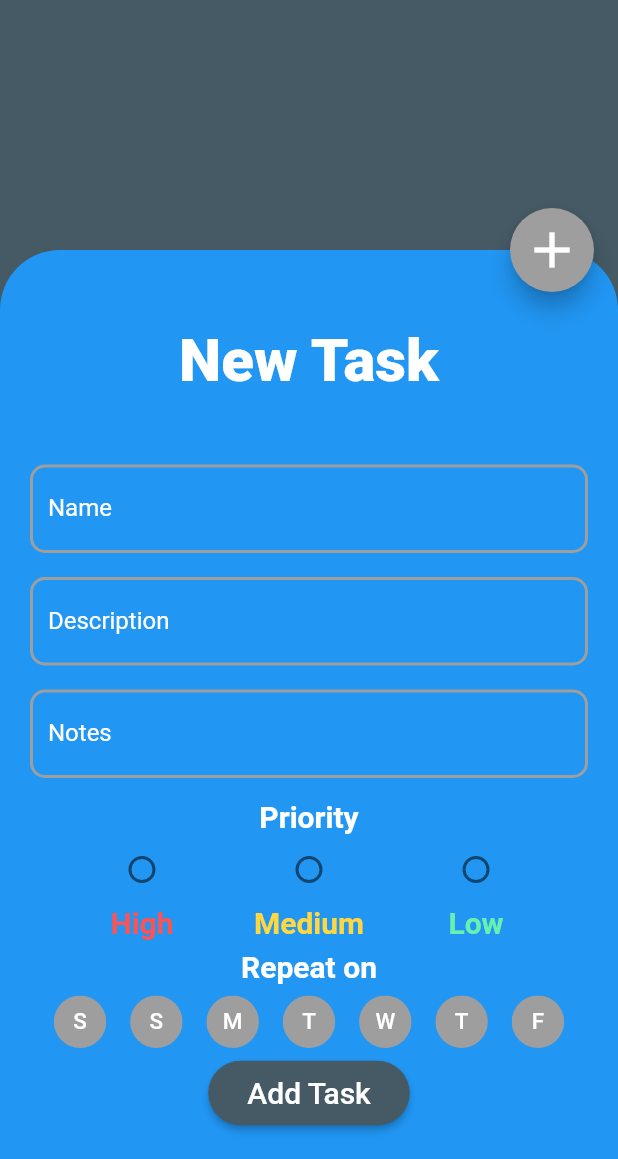
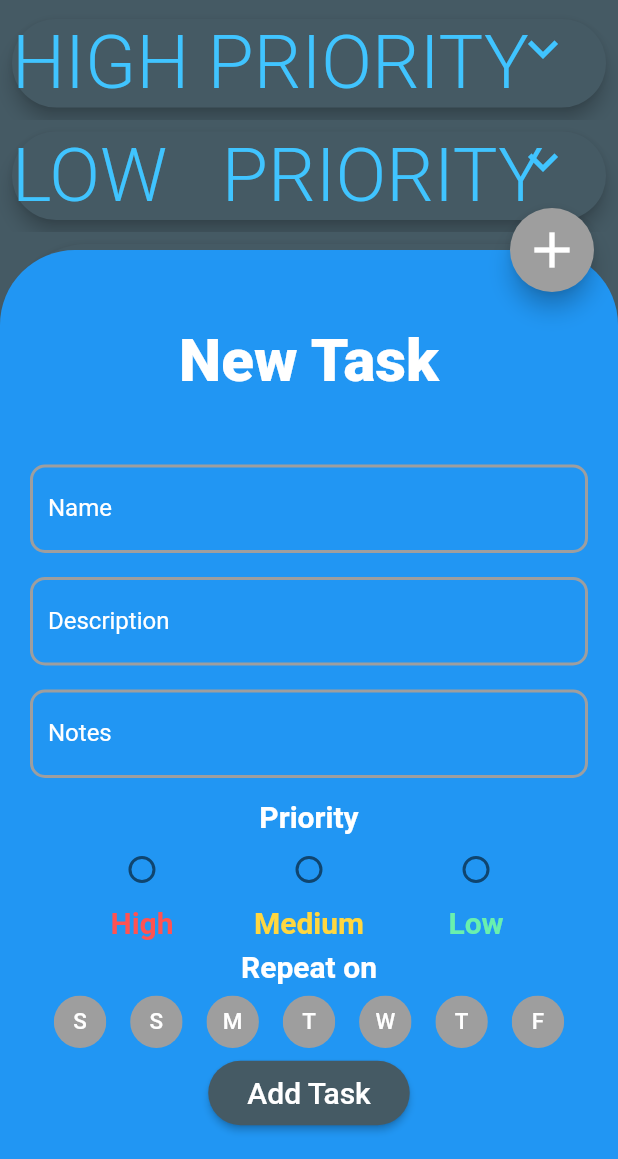
Before and after one commit to hashem78/Taskist, a Flutter app: the screen it shows after launch, after a tap on the "add" icon, on a phone screen of 412 x 824 dp, the part 77-1236 px from its top. Run offline on Flutter 3.47's test engine with Material 2 defaults, Android fonts, the phone set to English and light mode, and no system bars; our stand-ins replace cloud_firestore, firebase_core, flutter_local_notifications; accounts and stored records are empty.

Commit message:
Massive refactoring, bug fixing and ui updating

```diff
--- a/lib/models/radiopriority_model.dart
+++ b/lib/models/radiopriority_model.dart
@@ -2,8 +2,8 @@ import 'package:Taskist/models/taskpriority_model.dart';
 import 'package:flutter/material.dart';
 
 class RadioPriorityRowModel with ChangeNotifier {
-  TaskPriority priority;
-  void changePriority(TaskPriority newPriority) {
+  TaskPriorityPredicate priority;
+  void changePriority(TaskPriorityPredicate newPriority) {
     priority = newPriority;
     notifyListeners();
   }
--- a/lib/models/task_model.dart
+++ b/lib/models/task_model.dart
@@ -6,13 +6,13 @@ class TaskModel {
   String description = "";
   String notes = "";
   List<bool> repeats = [];
-  TaskPriority priority = LowTaskPriority("");
+  TaskPriorityPredicate predicate = LowTaskPriorityPredicate();
   String taskId;
   TaskModel({
     this.time,
     this.taskName,
     this.repeats,
-    this.priority,
+    this.predicate,
     this.notes,
     this.description,
     this.taskId,
@@ -23,11 +23,11 @@ class TaskModel {
         description = json['description'],
         notes = json['notes'],
         repeats = List<bool>.from(json['repeats']),
-        priority = json['priority'] == "high"
-            ? HighTaskPriority("")
-            : json['priority'] == 'medium'
-                ? MediumTaskPriority("")
-                : LowTaskPriority(""),
+        predicate = json['predicate'] == "high"
+            ? HighTaskPriorityPredicate()
+            : json['predicate'] == 'medium'
+                ? MediumTaskPriorityPredicate()
+                : LowTaskPriorityPredicate(),
         taskId = json['taskId'];
   Map<String, dynamic> toJson() => {
         'time': time,
@@ -36,14 +36,14 @@ class TaskModel {
         'notes': notes,
         'repeats': repeats,
         'taskId': taskId,
-        'priority': priority.toString()
+        'predicate': predicate.toString()
       };
   bool operator <(TaskModel other) {
-    return this.priority < other.priority;
+    return this.predicate < other.predicate;
   }
 
   bool operator >(TaskModel other) {
-    return other.priority < this.priority;
+    return other.predicate < this.predicate;
   }
 
   int get hashCode => int.tryParse(taskId);
--- a/lib/models/taskpriority_model.dart
+++ b/lib/models/taskpriority_model.dart
@@ -1,10 +1,11 @@
 import 'package:flutter/material.dart';
 
-abstract class TaskPriority {
+abstract class TaskPriorityPredicate {
   Color color;
-  String alert;
+
+  static String stringRep;
   String toString();
-  bool operator <(TaskPriority other) {
+  bool operator <(TaskPriorityPredicate other) {
     if (this.toString() == "high")
       return false;
     else if (this.toString() == "medium") {
@@ -20,15 +21,14 @@ abstract class TaskPriority {
     }
   }
 
-  bool operator >(TaskPriority other) {
+  bool operator >(TaskPriorityPredicate other) {
     return other < this;
   }
 }
 
-class HighTaskPriority extends TaskPriority {
-  HighTaskPriority(String alert) {
+class HighTaskPriorityPredicate extends TaskPriorityPredicate {
+  HighTaskPriorityPredicate({String alert}) {
     super.color = Colors.redAccent;
-    super.alert = alert;
   }
   @override
   String toString() {
@@ -36,10 +36,9 @@ class HighTaskPriority extends TaskPriority {
   }
 }
 
-class MediumTaskPriority extends TaskPriority {
-  MediumTaskPriority(String alert) {
+class MediumTaskPriorityPredicate extends TaskPriorityPredicate {
+  MediumTaskPriorityPredicate({String alert}) {
     super.color = Colors.amberAccent;
-    super.alert = alert;
   }
   @override
   String toString() {
@@ -47,10 +46,9 @@ class MediumTaskPriority extends TaskPriority {
   }
 }
 
-class LowTaskPriority extends TaskPriority {
-  LowTaskPriority(String alert) {
+class LowTaskPriorityPredicate extends TaskPriorityPredicate {
+  LowTaskPriorityPredicate({String alert}) {
     super.color = Colors.greenAccent;
-    super.alert = alert;
   }
   @override
   String toString() {
--- a/lib/screens/addtask_screen.dart
+++ b/lib/screens/addtask_screen.dart
@@ -40,11 +40,11 @@ class AddTaskScreen extends StatelessWidget {
             RadioPriorityRow(),
             Column(
               children: [
-                Padding(
+                const Padding(
                   padding: const EdgeInsets.only(bottom: 8),
                   child: const Text(
                     "Repeat on",
-                    style: TextStyle(
+                    style: const TextStyle(
                       color: kTextColor,
                       fontWeight: FontWeight.bold,
                       fontSize: 20,
@@ -63,10 +63,15 @@ class AddTaskScreen extends StatelessWidget {
                 ),
               ],
             ),
-            RaisedButton(
-              color: kprimaryDarkColor,
+            ElevatedButton(
+              style: ElevatedButton.styleFrom(
+                primary: kprimaryDarkColor,
+                shape: RoundedRectangleBorder(
+                  borderRadius: BorderRadius.circular(50),
+                ),
+              ),
               child: Container(
-                padding: EdgeInsets.all(10),
+                padding: const EdgeInsets.all(10),
                 child: const Text(
                   "Add Task",
                   style: const TextStyle(
@@ -75,12 +80,9 @@ class AddTaskScreen extends StatelessWidget {
                   ),
                 ),
               ),
-              shape: RoundedRectangleBorder(
-                borderRadius: BorderRadius.circular(30),
-              ),
               onPressed: () {
                 buildTaskModel(context);
-                Navigator.of(context).pop();
+                Navigator.pop(context);
               },
             ),
           ],
@@ -96,7 +98,7 @@ class AddTaskScreen extends StatelessWidget {
             taskName: kfieldList[0].controller.text,
             description: kfieldList[1].controller.text,
             notes: kfieldList[2].controller.text,
-            priority: Provider.of<RadioPriorityRowModel>(
+            predicate: Provider.of<RadioPriorityRowModel>(
               context,
               listen: false,
             ).priority,
--- a/lib/screens/main_screen.dart
+++ b/lib/screens/main_screen.dart
@@ -1,16 +1,31 @@
+import 'dart:math';
+
 import 'package:Taskist/models/daybuttons_model.dart';
 import 'package:Taskist/models/tasklist_model.dart';
+import 'package:Taskist/models/taskpriority_model.dart';
 import 'package:Taskist/widgets/animated_tasktile.dart';
 import 'package:flutter/material.dart';
 import 'package:Taskist/constants.dart';
 import 'package:Taskist/screens/addtask_screen.dart';
 import 'package:provider/provider.dart';
+import 'package:Taskist/widgets/animated_widget_block.dart';
 
 GlobalKey<ScaffoldState> mainScreenScafoldState = GlobalKey();
 
 class MainScreen extends StatelessWidget {
   @override
   Widget build(BuildContext context) {
+    var dataList = List.generate(
+      context.watch<TaskListModel>().tasks.length,
+      (index) {
+        return AnimatedTaskTile(
+          animationDuration: Duration(
+            milliseconds: 200 + 100 * Random().nextInt(5),
+          ),
+          model: context.watch<TaskListModel>().tasks.values.toList()[index],
+        );
+      },
+    );
     return Scaffold(
       key: mainScreenScafoldState,
       floatingActionButton: buildAddTaskButton(context),
@@ -23,34 +38,23 @@ class MainScreen extends StatelessWidget {
       body: Container(
         color: kprimaryDarkColor,
         child: RefreshIndicator(
-          displacement: 10,
-          onRefresh: () {
-            context.read<TaskListModel>().getOnlineTasks();
-            return Future.delayed(
-              Duration(seconds: 1),
-            );
-          },
-          child: AnimatedList(
-            key: context.watch<TaskListModel>().animatedListKey,
-            initialItemCount: context.watch<TaskListModel>().tasks.length,
+          onRefresh: () => context.read<TaskListModel>().getOnlineTasks(),
+          child: ListView(
             physics: const AlwaysScrollableScrollPhysics(),
-            itemBuilder: (_, index, animation) {
-              return Padding(
-                padding: const EdgeInsets.only(bottom: 10),
-                child: AnimatedTaskTile(
-                  model: context
-                      .read<TaskListModel>()
-                      .tasks
-                      .values
-                      .toList()[index],
-                  animation:
-                      Tween<Offset>(begin: Offset(-1, 0), end: Offset.zero)
-                          .animate(
-                    animation,
-                  ),
-                ),
-              );
-            },
+            children: [
+              AnimatedWidgetBlock<HighTaskPriorityPredicate>(
+                title: "HIGH PRIORITY",
+                children: dataList,
+              ),
+              AnimatedWidgetBlock<LowTaskPriorityPredicate>(
+                title: "LOW   PRIORITY",
+                children: dataList,
+              ),
+              AnimatedWidgetBlock<MediumTaskPriorityPredicate>(
+                title: "MEDIUM PRIORITY",
+                children: dataList,
+              ),
+            ],
           ),
         ),
       ),
@@ -60,7 +64,7 @@ class MainScreen extends StatelessWidget {
 
 Widget buildAddTaskButton(BuildContext context) {
   return FloatingActionButton(
-    child: Icon(
+    child: const Icon(
       Icons.add,
       color: kTextColor,
       size: 40,
@@ -69,10 +73,10 @@ Widget buildAddTaskButton(BuildContext context) {
       mainScreenScafoldState.currentState
           .showBottomSheet(
             (_) => AddTaskScreen(),
-            shape: RoundedRectangleBorder(
-              borderRadius: BorderRadius.only(
-                topLeft: Radius.circular(40),
-                topRight: Radius.circular(40),
+            shape: const RoundedRectangleBorder(
+              borderRadius: const BorderRadius.only(
+                topLeft: const Radius.circular(50),
+                topRight: const Radius.circular(50),
               ),
             ),
             backgroundColor: Colors.blue,
@@ -81,9 +85,11 @@ Widget buildAddTaskButton(BuildContext context) {
           .whenComplete(
         () {
           Provider.of<DayButtonsModel>(context, listen: false).clear();
-          kfieldList.forEach((element) {
-            element.controller.clear();
-          });
+          kfieldList.forEach(
+            (element) {
+              element.controller.clear();
+            },
+          );
         },
       );
     },
--- a/lib/singletons/taskistnotifications_signelton.dart
+++ b/lib/singletons/taskistnotifications_signelton.dart
@@ -2,9 +2,10 @@ import 'package:Taskist/models/taskpriority_model.dart';
 import 'package:flutter_local_notifications/flutter_local_notifications.dart';
 
 class TaskistNotifications {
-  Future<void> scheduleNotification(String title, TaskPriority priority) async {
+  Future<void> scheduleNotification(
+      String title, TaskPriorityPredicate priority) async {
     var scheduledNotificationDateTime =
-        DateTime.now().add(Duration(seconds: 5));
+        DateTime.now().add(const Duration(seconds: 5));
     var tm = DateTime.now().toString();
     var androidPlatformChannelSpecifics = AndroidNotificationDetails(
       tm,
@@ -12,9 +13,11 @@ class TaskistNotifications {
       'Incoming!',
       icon: 'ic_launcher',
       largeIcon: DrawableResourceAndroidBitmap('ic_launcher'),
-      priority: (priority is LowTaskPriority)
+      priority: (priority is LowTaskPriorityPredicate)
           ? Priority.Low
-          : (priority is MediumTaskPriority) ? Priority.High : Priority.Max,
+          : (priority is MediumTaskPriorityPredicate)
+              ? Priority.High
+              : Priority.Max,
     );
     var iOSPlatformChannelSpecifics = IOSNotificationDetails();
     var platformChannelSpecifics = NotificationDetails(
--- /dev/null
+++ b/lib/widgets/animated_positioned_arrow.dart
@@ -0,0 +1,65 @@
+import 'package:flutter/material.dart';
+import 'dart:math';
+
+class AnimatedPositionedArrow extends StatefulWidget {
+  final ValueNotifier<bool> notifier;
+  AnimatedPositionedArrow({this.notifier});
+  @override
+  _AnimatedPositionedArrowState createState() =>
+      _AnimatedPositionedArrowState();
+}
+
+class _AnimatedPositionedArrowState extends State<AnimatedPositionedArrow>
+    with TickerProviderStateMixin {
+  bool collapsed = false;
+  AnimationController arrowController;
+  Animation<double> arrowAnimation;
+  @override
+  void initState() {
+    arrowController = AnimationController(
+        vsync: this, duration: const Duration(milliseconds: 200));
+    arrowAnimation = Tween<double>(begin: 0, end: pi).animate(arrowController);
+    ValueNotifier(collapsed);
+    super.initState();
+  }
+
+  @override
+  Widget build(BuildContext context) {
+    return Positioned(
+      right: 30,
+      child: Align(
+        alignment: Alignment.topRight,
+        child: AnimatedBuilder(
+          animation: arrowController,
+          builder: (_, child) {
+            return Transform.rotate(
+              angle: arrowAnimation.value,
+              child: child,
+            );
+          },
+          child: IconButton(
+            onPressed: () {
+              if (!widget.notifier.value)
+                arrowController..forward();
+              else
+                arrowController.reverse();
+              widget.notifier.value = !widget.notifier.value;
+              //widget.notifier.notifyListeners();
+            },
+            icon: const Icon(
+              Icons.keyboard_arrow_down,
+              color: Colors.lightBlueAccent,
+              size: 40,
+            ),
+          ),
+        ),
+      ),
+    );
+  }
+
+  @override
+  void dispose() {
+    arrowController.dispose();
+    super.dispose();
+  }
+}
--- /dev/null
+++ b/lib/widgets/animated_widget_block.dart
@@ -0,0 +1,51 @@
+import 'package:flutter/material.dart';
+import 'package:Taskist/widgets/widget_block.dart';
+
+class AnimatedWidgetBlock<E> extends StatefulWidget {
+  final List<dynamic> children;
+  final WidgetBlock<E> wblock;
+  final String title;
+  AnimatedWidgetBlock({@required this.children, this.title})
+      : wblock = WidgetBlock<E>(
+          children: children,
+          title: title,
+        );
+  @override
+  _AnimatedWidgetBlockState createState() => _AnimatedWidgetBlockState();
+}
+
+class _AnimatedWidgetBlockState extends State<AnimatedWidgetBlock>
+    with TickerProviderStateMixin {
+  AnimationController animationController;
+  Animation<double> animation;
+  @override
+  void initState() {
+    animationController = AnimationController(
+      vsync: this,
+      duration: const Duration(milliseconds: 300),
+    )..forward();
+    animation = Tween<double>(begin: 0, end: 1).animate(animationController);
+    super.initState();
+  }
+
+  @override
+  Widget build(BuildContext context) {
+    //print("rebuilt");
+    return AnimatedBuilder(
+      animation: animationController,
+      child: widget.wblock,
+      builder: (_, child) {
+        return SizeTransition(
+          sizeFactor: animation,
+          child: widget.wblock,
+        );
+      },
+    );
+  }
+
+  @override
+  void dispose() {
+    animationController.dispose();
+    super.dispose();
+  }
+}
--- a/lib/widgets/radiopriority_row.dart
+++ b/lib/widgets/radiopriority_row.dart
@@ -1,8 +1,7 @@
 import 'package:Taskist/constants.dart';
 import 'package:Taskist/models/taskpriority_model.dart';
 import 'package:flutter/material.dart';
-import 'package:provider/provider.dart';
-import 'package:Taskist/models/radiopriority_model.dart';
+import 'package:Taskist/widgets/taskist_radio.dart';
 
 class RadioPriorityRow extends StatelessWidget {
   @override
@@ -15,7 +14,7 @@ class RadioPriorityRow extends StatelessWidget {
         children: [
           const Text(
             "Priority",
-            style: TextStyle(
+            style: const TextStyle(
               color: kTextColor,
               fontWeight: FontWeight.bold,
               fontSize: 20,
@@ -25,15 +24,15 @@ class RadioPriorityRow extends StatelessWidget {
             mainAxisAlignment: MainAxisAlignment.spaceEvenly,
             children: [
               TaskistRadio(
-                HighTaskPriority(""),
+                HighTaskPriorityPredicate(),
                 "High",
               ),
               TaskistRadio(
-                MediumTaskPriority(""),
+                MediumTaskPriorityPredicate(),
                 "Medium",
               ),
               TaskistRadio(
-                LowTaskPriority(""),
+                LowTaskPriorityPredicate(),
                 "Low",
               ),
             ],
@@ -43,32 +42,3 @@ class RadioPriorityRow extends StatelessWidget {
     );
   }
 }
-
-class TaskistRadio extends StatelessWidget {
-  final TaskPriority taskPriority;
-  final String title;
-  TaskistRadio(this.taskPriority, this.title);
-  @override
-  Widget build(BuildContext context) {
-    return Consumer<RadioPriorityRowModel>(
-      builder: (_, newPriority, __) => Column(
-        children: [
-          Radio(
-            activeColor: taskPriority.color,
-            value: taskPriority,
-            groupValue: newPriority.priority,
-            onChanged: (val) => newPriority.changePriority(val),
-          ),
-          Text(
-            title,
-            style: TextStyle(
-              color: taskPriority.color,
-              fontSize: 20,
-              fontWeight: FontWeight.bold,
-            ),
-          ),
-        ],
-      ),
-    );
-  }
-}
--- /dev/null
+++ b/lib/widgets/taskist_radio.dart
@@ -0,0 +1,33 @@
+import 'package:flutter/material.dart';
+import 'package:Taskist/models/radiopriority_model.dart';
+import 'package:Taskist/models/taskpriority_model.dart';
+import 'package:provider/provider.dart';
+
+class TaskistRadio extends StatelessWidget {
+  final TaskPriorityPredicate taskPriority;
+  final String title;
+  TaskistRadio(this.taskPriority, this.title);
+  @override
+  Widget build(BuildContext context) {
+    return Consumer<RadioPriorityRowModel>(
+      builder: (_, newPriority, __) => Column(
+        children: [
+          Radio(
+            activeColor: taskPriority.color,
+            value: taskPriority,
+            groupValue: newPriority.priority,
+            onChanged: (val) => newPriority.changePriority(val),
+          ),
+          Text(
+            title,
+            style: TextStyle(
+              color: taskPriority.color,
+              fontSize: 20,
+              fontWeight: FontWeight.bold,
+            ),
+          ),
+        ],
+      ),
+    );
+  }
+}
--- /dev/null
+++ b/lib/widgets/widget_block.dart
@@ -0,0 +1,70 @@
+import 'package:Taskist/widgets/animated_positioned_arrow.dart';
+import 'package:flutter/material.dart';
+import 'package:Taskist/constants.dart';
+
+class WidgetBlock<E> extends StatelessWidget {
+  final List<dynamic> children;
+  final String title;
+  final bool collapsed;
+  final ValueNotifier<bool> collapseNotifier;
+  WidgetBlock({
+    this.children,
+    this.title,
+    this.collapsed = false,
+  }) : collapseNotifier = ValueNotifier(collapsed);
+
+  @override
+  Widget build(BuildContext context) {
+    return Dismissible(
+      key: UniqueKey(),
+      child: Stack(
+        children: [
+          Padding(
+            padding: const EdgeInsets.all(8.0),
+            child: Material(
+              elevation: 5,
+              color: kprimaryDarkColor,
+              shape: RoundedRectangleBorder(
+                borderRadius: const BorderRadius.all(
+                  const Radius.circular(50),
+                ),
+              ),
+              child: Wrap(
+                children: [
+                  Text(
+                    title,
+                    textAlign: TextAlign.center,
+                    style: const TextStyle(
+                      fontSize: 50,
+                      fontWeight: FontWeight.w300,
+                      color: Colors.lightBlueAccent,
+                    ),
+                  ),
+                  ValueListenableBuilder<bool>(
+                    valueListenable: collapseNotifier,
+                    builder: (_, collapsed, __) {
+                      if (!collapsed)
+                        return ListView.builder(
+                          physics: const NeverScrollableScrollPhysics(),
+                          shrinkWrap: true,
+                          itemCount: children.length,
+                          itemBuilder: (_, index) {
+                            var child = children[index];
+                            if (child.model.predicate is E)
+                              return child as Widget;
+                            return Container();
+                          },
+                        );
+                      return Container();
+                    },
+                  ),
+                ],
+              ),
+            ),
+          ),
+          AnimatedPositionedArrow(notifier: collapseNotifier),
+        ],
+      ),
+    );
+  }
+}
```
Also changed, not shown: lib/models/tasklist_model.dart (+2 -11 lines), lib/widgets/animated_tasktile.dart (+35 -7 lines), lib/widgets/task_tile.dart (+17 -16 lines).
